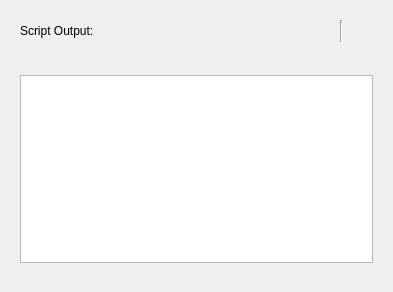
Old version of the form src/ui/scriptoutputwidget.ui in the repository KDE/rocs.
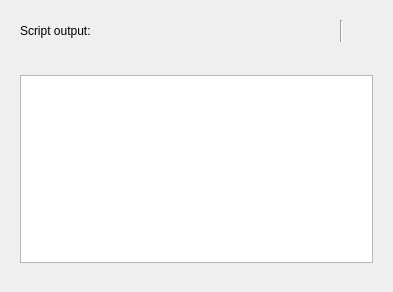
New version of the form.

Diff of the .ui file:
```diff
--- a/src/ui/scriptoutputwidget.ui
+++ b/src/ui/scriptoutputwidget.ui
@@ -21,7 +21,7 @@
           <item>
            <widget class="QLabel" name="label">
             <property name="text">
-             <string>Script Output:</string>
+             <string>Script output:</string>
             </property>
            </widget>
           </item>
```
